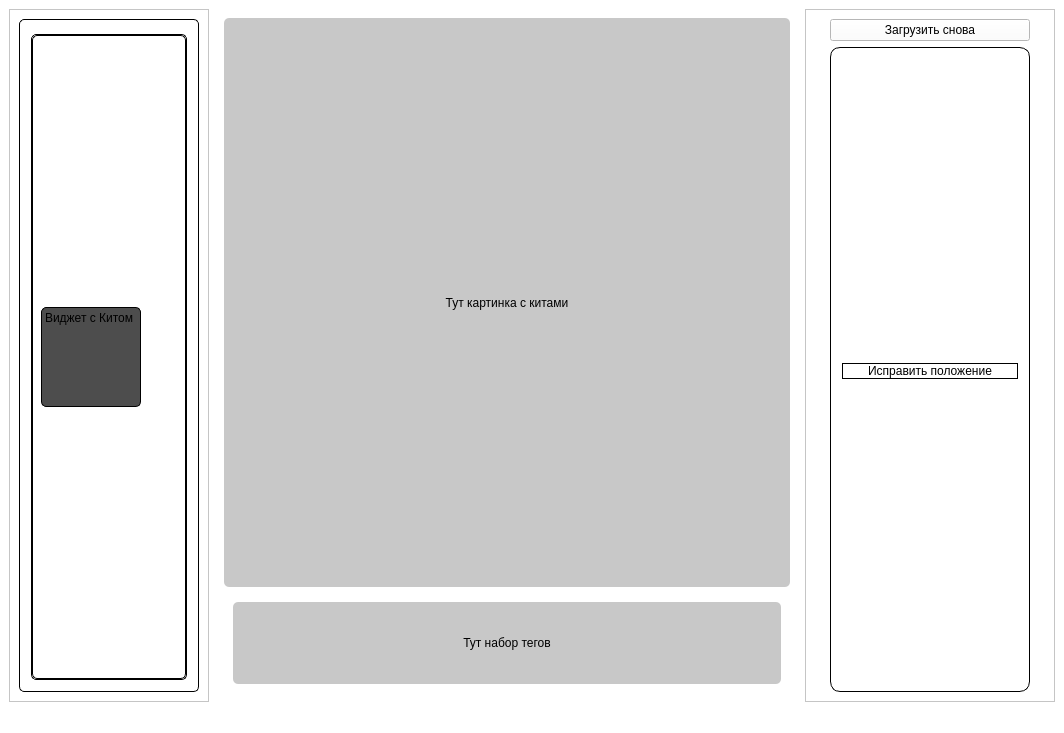
YarickVodila/EfficientNetV2_Whale_Reidentification, file MainWorkWindow.ui: the form before one commit.
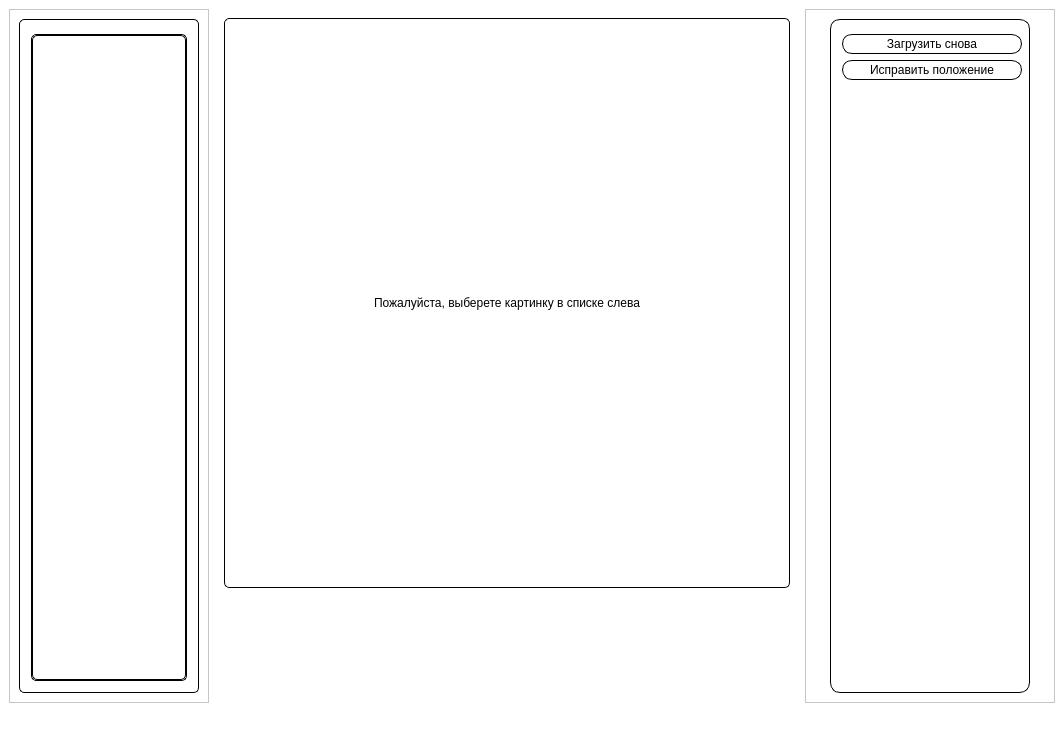
The form after the commit.

What changed in the file:
```diff
--- a/MainWorkWindow.ui
+++ b/MainWorkWindow.ui
@@ -29,6 +29,12 @@
    <layout class="QHBoxLayout" name="horizontalLayout">
     <item>
      <widget class="QFrame" name="LeftF">
+      <property name="minimumSize">
+       <size>
+        <width>200</width>
+        <height>200</height>
+       </size>
+      </property>
       <property name="maximumSize">
        <size>
         <width>200</width>
@@ -105,39 +111,7 @@
                <height>653</height>
               </rect>
              </property>
-             <layout class="QVBoxLayout" name="verticalLayout_2">
-              <item>
-               <widget class="QLabel" name="Whale_14">
-                <property name="sizePolicy">
-                 <sizepolicy hsizetype="Fixed" vsizetype="Fixed">
-                  <horstretch>0</horstretch>
-                  <verstretch>0</verstretch>
-                 </sizepolicy>
-                </property>
-                <property name="minimumSize">
-                 <size>
-                  <width>100</width>
-                  <height>100</height>
-                 </size>
-                </property>
-                <property name="maximumSize">
-                 <size>
-                  <width>100</width>
-                  <height>100</height>
-                 </size>
-                </property>
-                <property name="styleSheet">
-                 <string notr="true">background-color: rgb(77, 77, 77);</string>
-                </property>
-                <property name="text">
-                 <string>Виджет с Китом</string>
-                </property>
-                <property name="alignment">
-                 <set>Qt::AlignLeading|Qt::AlignLeft|Qt::AlignTop</set>
-                </property>
-               </widget>
-              </item>
-             </layout>
+             <layout class="QVBoxLayout" name="verticalLayout_2"/>
             </widget>
            </widget>
           </item>
@@ -150,7 +124,7 @@
     <item>
      <widget class="QFrame" name="CentralF">
       <property name="styleSheet">
-       <string notr="true">border: solid 1px black;
+       <string notr="true">border: solid 2px black;
 border-radius: 5px;</string>
       </property>
       <property name="frameShape">
@@ -163,7 +137,8 @@
        <item>
         <widget class="QFrame" name="frame">
          <property name="styleSheet">
-          <string notr="true">background-color: rgb(200, 200, 200);</string>
+          <string notr="true">border-color: rgb(0, 0, 0);
+border: 1px solid</string>
          </property>
          <property name="frameShape">
           <enum>QFrame::StyledPanel</enum>
@@ -188,8 +163,11 @@
               <kerning>true</kerning>
              </font>
             </property>
+            <property name="styleSheet">
+             <string notr="true">border:None;</string>
+            </property>
             <property name="text">
-             <string>Тут картинка с китами</string>
+             <string>Пожалуйста, выберете картинку в списке слева</string>
             </property>
             <property name="alignment">
              <set>Qt::AlignCenter</set>
@@ -219,27 +197,7 @@
          <property name="frameShadow">
           <enum>QFrame::Raised</enum>
          </property>
-         <layout class="QGridLayout" name="gridLayout_5">
-          <item row="0" column="0">
-           <widget class="QLabel" name="label_2">
-            <property name="minimumSize">
-             <size>
-              <width>500</width>
-              <height>0</height>
-             </size>
-            </property>
-            <property name="styleSheet">
-             <string notr="true">background-color: rgb(200, 200, 200);</string>
-            </property>
-            <property name="text">
-             <string>Тут набор тегов</string>
-            </property>
-            <property name="alignment">
-             <set>Qt::AlignCenter</set>
-            </property>
-           </widget>
-          </item>
-         </layout>
+         <layout class="QGridLayout" name="gridLayout_5"/>
         </widget>
        </item>
       </layout>
@@ -263,25 +221,6 @@
        <enum>QFrame::Raised</enum>
       </property>
       <layout class="QGridLayout" name="gridLayout_3">
-       <item row="0" column="0">
-        <widget class="QPushButton" name="BackButton">
-         <property name="sizePolicy">
-          <sizepolicy hsizetype="Fixed" vsizetype="Fixed">
-           <horstretch>0</horstretch>
-           <verstretch>0</verstretch>
-          </sizepolicy>
-         </property>
-         <property name="minimumSize">
-          <size>
-           <width>200</width>
-           <height>20</height>
-          </size>
-         </property>
-         <property name="text">
-          <string>Загрузить снова</string>
-         </property>
-        </widget>
-       </item>
        <item row="1" column="0">
         <widget class="QGroupBox" name="groupBox">
          <property name="minimumSize">
@@ -313,9 +252,40 @@
          <property name="title">
           <string/>
          </property>
-         <layout class="QVBoxLayout" name="verticalLayout_3">
-          <item>
+         <layout class="QFormLayout" name="formLayout">
+          <item row="0" column="0">
+           <widget class="QPushButton" name="BackButton">
+            <property name="sizePolicy">
+             <sizepolicy hsizetype="Fixed" vsizetype="Fixed">
+              <horstretch>0</horstretch>
+              <verstretch>0</verstretch>
+             </sizepolicy>
+            </property>
+            <property name="minimumSize">
+             <size>
+              <width>180</width>
+              <height>20</height>
+             </size>
+            </property>
+            <property name="text">
+             <string>Загрузить снова</string>
+            </property>
+           </widget>
+          </item>
+          <item row="1" column="0">
            <widget class="QPushButton" name="pushButton">
+            <property name="sizePolicy">
+             <sizepolicy hsizetype="Fixed" vsizetype="Fixed">
+              <horstretch>0</horstretch>
+              <verstretch>0</verstretch>
+             </sizepolicy>
+            </property>
+            <property name="minimumSize">
+             <size>
+              <width>180</width>
+              <height>20</height>
+             </size>
+            </property>
             <property name="text">
              <string>Исправить положение</string>
             </property>
```
